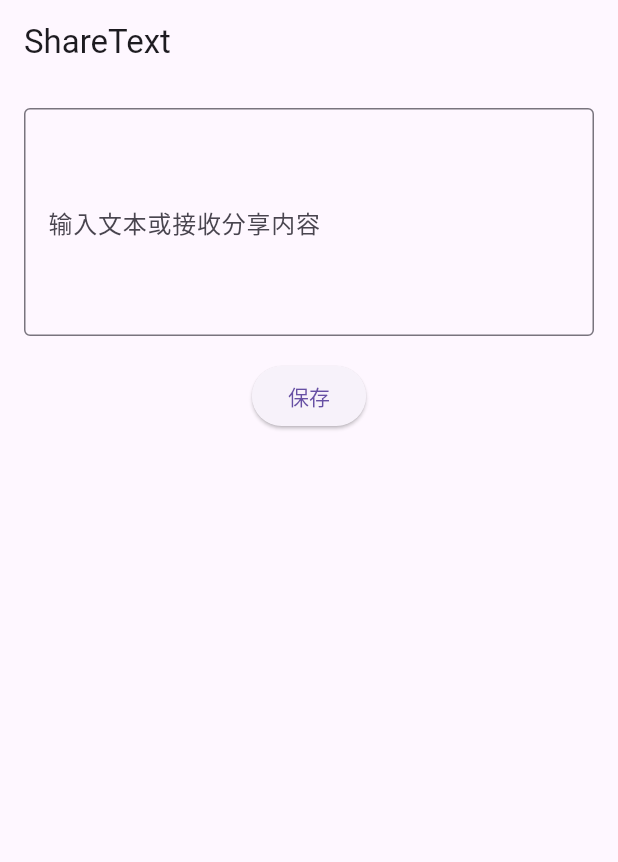
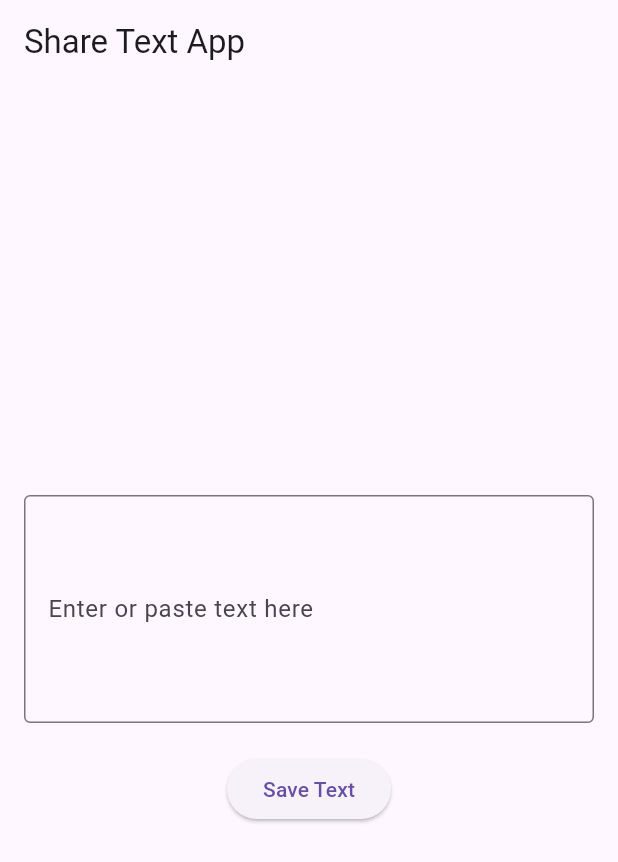
Before and after one commit to wrhsd1/sharetext, a Flutter app: the screen it shows after launch, on a phone screen of 412 x 824 dp. Shown: the top 862 px of the screen. Run offline on Flutter 3.47's test engine with Material 3 defaults, Android fonts, the phone set to English and light mode, and no system bars; our stand-ins replace shared_preferences; missing offline and left inert: receive_sharing_intent.

Commit message:
初始提交

```diff
--- a/lib/main.dart
+++ b/lib/main.dart
@@ -1,6 +1,7 @@
+import 'dart:async';
 import 'package:flutter/material.dart';
+import 'package:receive_sharing_intent/receive_sharing_intent.dart';
 import 'package:shared_preferences/shared_preferences.dart';
-import 'package:receive_sharing_intent/receive_sharing_intent.dart';
 
 void main() {
   runApp(const MyApp());
@@ -12,87 +13,100 @@ class MyApp extends StatelessWidget {
   @override
   Widget build(BuildContext context) {
     return MaterialApp(
-      title: 'ShareText',
+      title: 'Share Text App',
       theme: ThemeData(
         primarySwatch: Colors.blue,
       ),
-      home: const HomePage(),
+      home: const MyHomePage(),
     );
   }
 }
 
-class HomePage extends StatefulWidget {
-  const HomePage({super.key});
+class MyHomePage extends StatefulWidget {
+  const MyHomePage({super.key});
 
   @override
-  State<HomePage> createState() => _HomePageState();
+  State<MyHomePage> createState() => _MyHomePageState();
 }
 
-class _HomePageState extends State<HomePage> {
-  final TextEditingController _controller = TextEditingController();
-  String _savedText = '';
+class _MyHomePageState extends State<MyHomePage> {
+  final TextEditingController _textController = TextEditingController();
+  StreamSubscription? _intentDataStreamSubscription;
+  String _sharedText = "";
+  final String _savedTextKey = 'saved_text';
 
   @override
   void initState() {
     super.initState();
     _loadSavedText();
-    // 监听分享内容
-    ReceiveSharingIntent.getTextStream().listen((String? value) {
-      if (value != null) {
-        setState(() {
-          _controller.text = value;
-        });
-      }
-    }, onError: (err) {});
-    // App启动时的分享内容
+
+    // For sharing or sending text.
+    _intentDataStreamSubscription =
+        ReceiveSharingIntent.getTextStream().listen((String value) {
+      setState(() {
+        _sharedText = value;
+        _textController.text = _sharedText;
+      });
+    }, onError: (err) {
+      // print("getLinkStream error: $err");
+    });
+
+    // For sharing or sending text when the app is closed.
     ReceiveSharingIntent.getInitialText().then((String? value) {
-      if (value != null) {
-        setState(() {
-          _controller.text = value;
-        });
-      }
+      setState(() {
+        if (value != null) {
+          _sharedText = value;
+          _textController.text = _sharedText;
+        }
+      });
     });
+  }
+
+  @override
+  void dispose() {
+    _intentDataStreamSubscription?.cancel();
+    _textController.dispose();
+    super.dispose();
   }
 
   Future<void> _loadSavedText() async {
     final prefs = await SharedPreferences.getInstance();
     setState(() {
-      _savedText = prefs.getString('saved_text') ?? '';
-      _controller.text = _savedText;
+      _textController.text = prefs.getString(_savedTextKey) ?? _sharedText;
     });
   }
 
   Future<void> _saveText() async {
     final prefs = await SharedPreferences.getInstance();
-    await prefs.setString('saved_text', _controller.text);
-    setState(() {
-      _savedText = _controller.text;
-    });
+    await prefs.setString(_savedTextKey, _textController.text);
     ScaffoldMessenger.of(context).showSnackBar(
-      const SnackBar(content: Text('已保存')),
+      const SnackBar(content: Text('Text saved!')),
     );
   }
 
   @override
   Widget build(BuildContext context) {
     return Scaffold(
-      appBar: AppBar(title: const Text('ShareText')),
+      appBar: AppBar(
+        title: const Text('Share Text App'),
+      ),
       body: Padding(
         padding: const EdgeInsets.all(16.0),
         child: Column(
-          children: [
+          mainAxisAlignment: MainAxisAlignment.center,
+          children: <Widget>[
             TextField(
-              controller: _controller,
+              controller: _textController,
               maxLines: 5,
               decoration: const InputDecoration(
                 border: OutlineInputBorder(),
-                labelText: '输入文本或接收分享内容',
+                labelText: 'Enter or paste text here',
               ),
             ),
-            const SizedBox(height: 16),
+            const SizedBox(height: 20),
             ElevatedButton(
               onPressed: _saveText,
-              child: const Text('保存'),
+              child: const Text('Save Text'),
             ),
           ],
         ),
```
Also changed, not shown: pubspec.yaml (+11 -4 lines), pubspec.lock, 13 other files.
